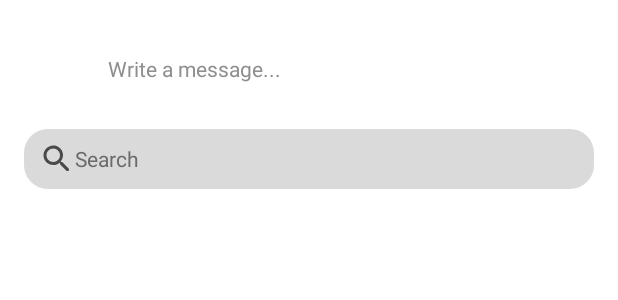
After one commit to anujpant08/InstaReels, an Android app: the layout bottom_sheet_send_post.xml on its own in the app's theme, with its tools: preview values and no code run, on a phone screen of 412 x 824 dp. The commit adds this screen. Shown: the top 300 px of the screen. Run offline under Robolectric (Android 15) with nearby library versions, the phone set to English and light mode, and no system bars.

Commit message:
Added share post to friends functionality.

```diff
--- /dev/null
+++ b/app/src/main/res/drawable/ic_round_search_24.xml
@@ -0,0 +1,5 @@
+<vector android:height="24dp" android:tint="#494949"
+    android:viewportHeight="24" android:viewportWidth="24"
+    android:width="24dp" xmlns:android="http://schemas.android.com/apk/res/android">
+    <path android:fillColor="@android:color/white" android:pathData="M15.5,14h-0.79l-0.28,-0.27c1.2,-1.4 1.82,-3.31 1.48,-5.34 -0.47,-2.78 -2.79,-5 -5.59,-5.34 -4.23,-0.52 -7.79,3.04 -7.27,7.27 0.34,2.8 2.56,5.12 5.34,5.59 2.03,0.34 3.94,-0.28 5.34,-1.48l0.27,0.28v0.79l4.25,4.25c0.41,0.41 1.08,0.41 1.49,0 0.41,-0.41 0.41,-1.08 0,-1.49L15.5,14zM9.5,14C7.01,14 5,11.99 5,9.5S7.01,5 9.5,5 14,7.01 14,9.5 11.99,14 9.5,14z"/>
+</vector>
--- /dev/null
+++ b/app/src/main/res/drawable/search_box_custom_background.xml
@@ -0,0 +1,18 @@
+<?xml version="1.0" encoding="utf-8"?>
+<selector xmlns:android="http://schemas.android.com/apk/res/android">
+    <item>
+        <shape>
+            <solid
+                android:color="#DADADA">
+
+            </solid>
+            <corners
+                android:radius="16dp" />
+            <padding
+                android:bottom="10dp"
+                android:left="10dp"
+                android:right="10dp"
+                android:top="10dp" />
+        </shape>
+    </item>
+</selector>
--- /dev/null
+++ b/app/src/main/res/layout/bottom_sheet_send_post.xml
@@ -0,0 +1,87 @@
+<?xml version="1.0" encoding="utf-8"?>
+<RelativeLayout xmlns:android="http://schemas.android.com/apk/res/android"
+    android:layout_width="match_parent"
+    android:layout_height="match_parent"
+    android:padding="8dp"
+    android:background="@color/white"
+    xmlns:app="http://schemas.android.com/apk/res-auto">
+
+    <RelativeLayout
+        android:layout_width="match_parent"
+        android:layout_height="wrap_content"
+        android:id="@+id/send_post_write_msg"
+        android:layout_alignParentStart="true"
+        android:layout_marginStart="8dp"
+        android:layout_marginEnd="8dp"
+        android:layout_marginBottom="8dp"
+        android:layout_marginTop="14dp">
+
+        <ImageView
+            android:id="@+id/profile_image_send_post"
+            android:layout_width="40dp"
+            android:layout_height="40dp"
+            android:layout_centerVertical="true"
+            android:layout_marginEnd="16dp"
+            android:background="@drawable/profile_pic_custom_background"
+            android:contentDescription="Profile"
+            android:padding="4dp" />
+
+        <EditText
+            android:id="@+id/write_message"
+            android:layout_width="match_parent"
+            android:layout_height="40dp"
+            android:layout_centerVertical="true"
+            android:layout_marginTop="8dp"
+            android:layout_toEndOf="@id/profile_image_send_post"
+            android:background="@null"
+            android:hint="Write a message..."
+            android:inputType="text"
+            android:textColor="@color/black"
+            android:textColorHint="#8E8E8E"
+            android:textSize="14sp"
+            android:textCursorDrawable="@color/black"/>
+
+    </RelativeLayout>
+    <RelativeLayout
+        android:layout_width="match_parent"
+        android:layout_height="40dp"
+        android:layout_below="@id/send_post_write_msg"
+        android:id="@+id/searchbox_relative_layout"
+        android:layout_margin="8dp">
+
+        <AutoCompleteTextView
+            android:id="@+id/auto_complete_search"
+            android:layout_width="match_parent"
+            android:layout_height="match_parent"
+            android:background="@drawable/search_box_custom_background"
+            android:drawableStart="@drawable/ic_round_search_24"
+            android:hint="Search"
+            android:textColor="@color/black"
+            android:textColorHint="#6A6A6A"
+            android:textSize="14sp"
+            android:textCursorDrawable="@color/black">
+
+        </AutoCompleteTextView>
+
+    </RelativeLayout>
+    <RelativeLayout
+        android:layout_width="match_parent"
+        android:layout_height="match_parent"
+        android:id="@+id/recycler_view_send_post_relative"
+        android:layout_below="@id/searchbox_relative_layout"
+        android:layout_margin="8dp">
+
+        <androidx.recyclerview.widget.RecyclerView
+            android:id="@+id/send_post_recycler_view"
+            android:layout_width="match_parent"
+            android:layout_height="match_parent"
+            android:layout_marginStart="8dp"
+            android:layout_marginTop="8dp"
+            android:layout_marginEnd="8dp"
+            android:layout_marginBottom="8dp"
+            android:background="@color/white">
+
+        </androidx.recyclerview.widget.RecyclerView>
+    </RelativeLayout>
+
+</RelativeLayout>
--- a/app/src/main/res/layout/reels_custom_view.xml
+++ b/app/src/main/res/layout/reels_custom_view.xml
@@ -106,8 +106,7 @@
                 android:layout_above="@id/options"
                 android:layout_marginBottom="16dp"
                 android:contentDescription="Send"
-                android:src="@drawable/ic_baseline_send_24"
-                >
+                android:src="@drawable/ic_baseline_send_24">
 
             </ImageView>
 
```
Also changed, not shown: app/src/main/java/com/minimaldev/android/instareels/BottomSheetFragmentComments.java (+10 -4 lines), app/src/main/java/com/minimaldev/android/instareels/BottomSheetSendPostFragment.java (added, +86 -0 lines), app/src/main/java/com/minimaldev/android/instareels/CommentsArrayAdapter.java (+0 -20 lines), app/src/main/java/com/minimaldev/android/instareels/FriendsListAdapter.java (added, +74 -0 lines), app/src/main/java/com/minimaldev/android/instareels/ReelsRecyclerViewAdapter.java (+12 -1 lines), app/src/main/res/layout/bottom_sheet_comments_fragment.xml (+9 -7 lines), app/src/main/res/layout/friends_user_custom_view.xml (added, +40 -0 lines).
